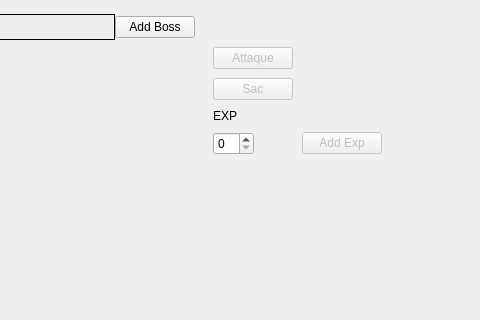
Above: app/view/forms/gamedisplay.ui from r0nd0ud0u/qt-rpg before the change; both pictures show x 127 to 607 and y 0 to 320 of the 899 by 625 pixel window. Below: the same form after it.
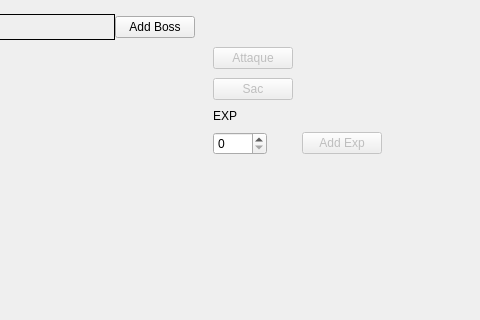
That is the form after the change. Custom widgets are drawn as their Qt base class.

Commit message: update max value on spin box

Patch:
```diff
--- a/app/view/forms/gamedisplay.ui
+++ b/app/view/forms/gamedisplay.ui
@@ -205,7 +205,11 @@
           </widget>
          </item>
          <item row="6" column="0">
-          <widget class="QSpinBox" name="exp_spinBox"/>
+          <widget class="QSpinBox" name="exp_spinBox">
+           <property name="maximum">
+            <number>9999</number>
+           </property>
+          </widget>
          </item>
          <item row="6" column="1">
           <widget class="QPushButton" name="add_exp_button">
```
The commit also changes 1 other file.
